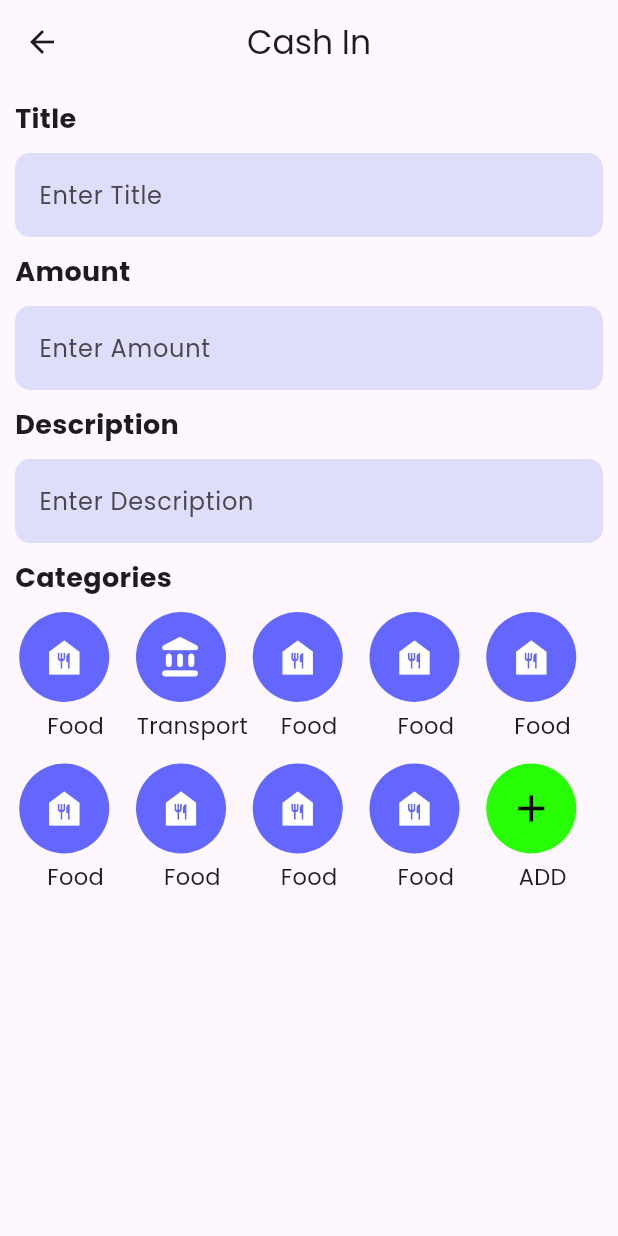
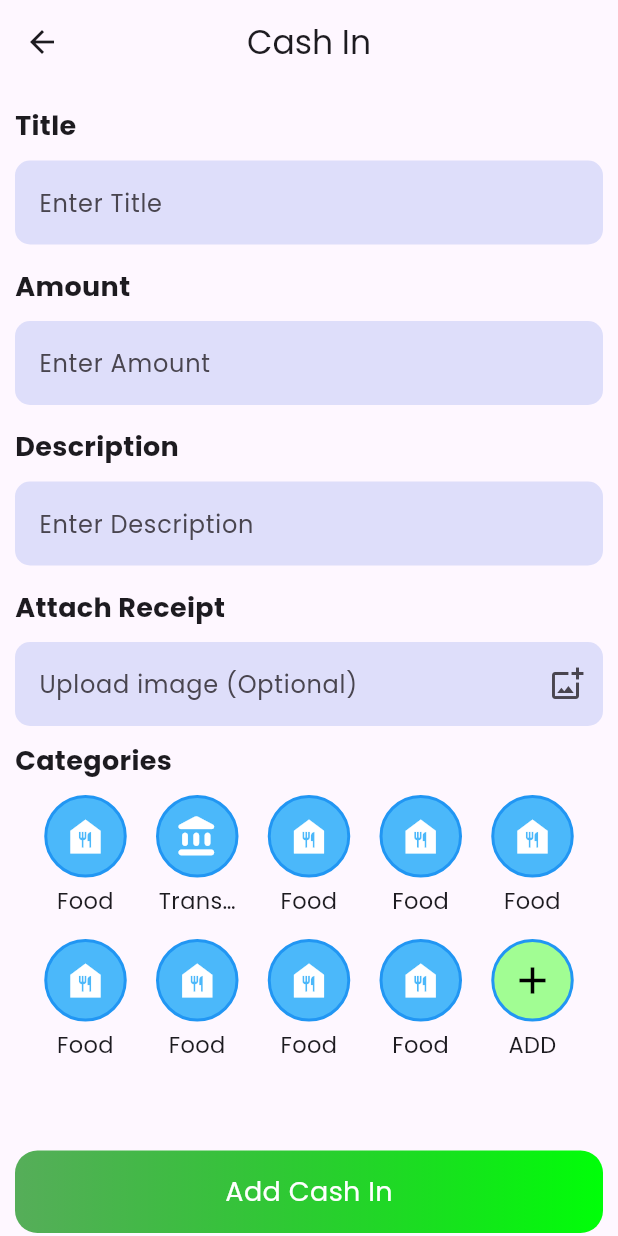
Before and after one commit to THARINDUnirmal/money-nest-flutter-app, a Flutter app: the SingleWalletScreen screen opened directly, after a tap on "+ Cash In", on a phone screen of 412 x 824 dp. Run offline on Flutter 3.47's test engine with Material 3 defaults, Android fonts, the phone set to English and light mode, and no system bars; our stand-ins replace curved_navigation_bar, flutter_svg, google_fonts, lottie.

Commit message:
add cash page ui changed

```diff
--- a/lib/view/single_screens/add_data_screen.dart
+++ b/lib/view/single_screens/add_data_screen.dart
@@ -1,71 +1,74 @@
 import 'package:flutter/material.dart';
 import 'package:new_ex_app/utils/app_constatnts.dart';
 import 'package:new_ex_app/widgets/categeory_widget.dart';
+import 'package:new_ex_app/widgets/text_form_field_widget.dart';
 
 class AddDataScreen extends StatefulWidget {
-  const AddDataScreen({super.key});
+  final bool isCashOut;
+  const AddDataScreen({super.key, required this.isCashOut});
 
   @override
   State<AddDataScreen> createState() => _AddDataScreenState();
 }
 
 class _AddDataScreenState extends State<AddDataScreen> {
+  //Form key
+  final _formKey = GlobalKey<FormState>();
+  //Text Editing Controllers
+  final TextEditingController _titleController = TextEditingController();
+  final TextEditingController _amountController = TextEditingController();
+  final TextEditingController _descriptionController = TextEditingController();
   @override
   Widget build(BuildContext context) {
     return Scaffold(
-      appBar: AppBar(title: Text("Cash In"), centerTitle: true),
-      body: Padding(
+      appBar: AppBar(
+        title: Text(widget.isCashOut ? "Cash Out" : "Cash In"),
+        centerTitle: true,
+      ),
+      body: SingleChildScrollView(
+        child: Padding(
           padding: EdgeInsets.all(AppConstatnts.appPadding),
           child: Column(
             children: [
               Form(
+                key: _formKey,
                 child: Column(
                   crossAxisAlignment: CrossAxisAlignment.start,
                   children: [
+                    TextFormFieldWidget(
+                      titleText: "Title",
+                      controller: _titleController,
+                      validator: (value) {},
+                      labelText: "Enter Title",
+                    ),
+
+                    TextFormFieldWidget(
+                      titleText: "Amount",
+                      controller: _amountController,
+                      validator: (value) {},
+                      labelText: "Enter Amount",
+                    ),
+
+                    TextFormFieldWidget(
+                      titleText: "Description",
+                      controller: _descriptionController,
+                      validator: (value) {},
+                      labelText: "Enter Description",
+                    ),
+                    SizedBox(height: 5),
                     Text(
-                    "Title",
-                    style: TextStyle(fontSize: 18, fontWeight: FontWeight.bold),
+                      "Attach Receipt",
+                      style: TextStyle(
+                        fontSize: 18,
+                        fontWeight: FontWeight.bold,
+                      ),
                     ),
                     SizedBox(height: 10),
                     TextFormField(
                       decoration: InputDecoration(
+                        suffixIcon: Icon(Icons.add_photo_alternate_outlined),
                         filled: true,
-                      labelText: "Enter Title",
-                      fillColor: Color.fromARGB(255, 222, 222, 250),
-                      border: OutlineInputBorder(
-                        borderRadius: BorderRadius.circular(10),
-                        borderSide: BorderSide.none,
-                      ),
-                    ),
-                  ),
-                  SizedBox(height: 10),
-                  Text(
-                    "Amount",
-                    style: TextStyle(fontSize: 18, fontWeight: FontWeight.bold),
-                  ),
-                  SizedBox(height: 10),
-                  TextFormField(
-                    keyboardType: TextInputType.number,
-                    decoration: InputDecoration(
-                      filled: true,
-                      labelText: "Enter Amount",
-                      fillColor: Color.fromARGB(255, 222, 222, 250),
-                      border: OutlineInputBorder(
-                        borderRadius: BorderRadius.circular(10),
-                        borderSide: BorderSide.none,
-                      ),
-                    ),
-                  ),
-                  SizedBox(height: 10),
-                  Text(
-                    "Description",
-                    style: TextStyle(fontSize: 18, fontWeight: FontWeight.bold),
-                  ),
-                  SizedBox(height: 10),
-                  TextFormField(
-                    decoration: InputDecoration(
-                      filled: true,
-                      labelText: "Enter Description",
+                        labelText: "Upload image (Optional)",
                         fillColor: Color.fromARGB(255, 222, 222, 250),
                         border: OutlineInputBorder(
                           borderRadius: BorderRadius.circular(10),
@@ -76,7 +79,10 @@ class _AddDataScreenState extends State<AddDataScreen> {
                     SizedBox(height: 10),
                     Text(
                       "Categories",
-                    style: TextStyle(fontSize: 18, fontWeight: FontWeight.bold),
+                      style: TextStyle(
+                        fontSize: 18,
+                        fontWeight: FontWeight.bold,
+                      ),
                     ),
                     SizedBox(height: 10),
                     Row(
@@ -104,13 +110,38 @@ class _AddDataScreenState extends State<AddDataScreen> {
                       ],
                     ),
 
-                  SizedBox(height: 10),
+                    SizedBox(height: 60),
+                    Container(
+                      width: double.infinity,
+                      height: 55,
+                      decoration: BoxDecoration(
+                        color: Color(0xff1d55f3),
+                        gradient: widget.isCashOut
+                            ? null
+                            : LinearGradient(
+                                colors: [
+                                  const Color.fromARGB(169, 0, 136, 5),
+                                  const Color.fromARGB(255, 0, 255, 8),
+                                ],
+                                begin: Alignment.centerLeft,
+                                end: Alignment.centerRight,
+                              ),
+                        borderRadius: BorderRadius.circular(15),
+                      ),
+                      child: Center(
+                        child: Text(
+                          widget.isCashOut ? "Add Cash Out" : "Add Cash In",
+                          style: TextStyle(fontSize: 18, color: Colors.white),
+                        ),
+                      ),
+                    ),
                   ],
                 ),
               ),
             ],
           ),
         ),
+      ),
     );
   }
 }
--- a/lib/view/single_screens/single_wallet_screen.dart
+++ b/lib/view/single_screens/single_wallet_screen.dart
@@ -133,7 +133,9 @@ class SingleWalletScreen extends StatelessWidget {
               onTap: () {
                 Navigator.push(
                   context,
-                  MaterialPageRoute(builder: (context) => AddDataScreen()),
+                  MaterialPageRoute(
+                    builder: (context) => AddDataScreen(isCashOut: false),
+                  ),
                 );
               },
               child: Container(
--- a/lib/widgets/categeory_widget.dart
+++ b/lib/widgets/categeory_widget.dart
@@ -8,17 +8,21 @@ class CategeoryWidget extends StatelessWidget {
 
   @override
   Widget build(BuildContext context) {
-    return Column(
+    return SizedBox(
+      width: 55,
+      child: Column(
+        mainAxisAlignment: MainAxisAlignment.center,
+        crossAxisAlignment: CrossAxisAlignment.center,
         children: [
           Container(
-          width: 60,
-          height: 60,
-          margin: EdgeInsets.only(right: 15),
+            width: 55,
+            height: 55,
             decoration: BoxDecoration(
+              border: Border.all(width: 2, color: Colors.blue),
               shape: BoxShape.circle,
               color: title == "ADD"
-                ? const Color.fromARGB(255, 40, 255, 7)
-                : AppColors.appBlueColor,
+                  ? const Color.fromARGB(255, 161, 253, 147)
+                  : Color(0xff4BB8FA),
             ),
             child: Icon(
               icon,
@@ -27,11 +31,17 @@ class CategeoryWidget extends StatelessWidget {
             ),
           ),
           SizedBox(height: 5),
-        Text(
+          SizedBox(
+            width: 55,
+            child: Text(
+              overflow: TextOverflow.ellipsis,
+              textAlign: TextAlign.center,
               title,
               style: TextStyle(fontSize: 15, fontWeight: FontWeight.normal),
             ),
+          ),
         ],
+      ),
     );
   }
 }
--- /dev/null
+++ b/lib/widgets/text_form_field_widget.dart
@@ -0,0 +1,45 @@
+import 'package:flutter/material.dart';
+
+class TextFormFieldWidget extends StatelessWidget {
+  final String titleText;
+  final String labelText;
+  final TextEditingController? controller;
+  final String? Function(String?)? validator;
+  const TextFormFieldWidget({
+    super.key,
+    required this.labelText,
+    this.controller,
+    this.validator,
+    required this.titleText,
+  });
+
+  @override
+  Widget build(BuildContext context) {
+    return Column(
+      crossAxisAlignment: CrossAxisAlignment.start,
+      children: [
+        SizedBox(height: 5),
+        Text(
+          titleText,
+          style: TextStyle(fontSize: 18, fontWeight: FontWeight.bold),
+        ),
+        SizedBox(height: 10),
+        TextFormField(
+          controller: controller,
+          validator: validator,
+          keyboardType: TextInputType.number,
+          decoration: InputDecoration(
+            filled: true,
+            labelText: labelText,
+            fillColor: Color.fromARGB(255, 222, 222, 250),
+            border: OutlineInputBorder(
+              borderRadius: BorderRadius.circular(10),
+              borderSide: BorderSide.none,
+            ),
+          ),
+        ),
+        SizedBox(height: 10),
+      ],
+    );
+  }
+}
--- a/pubspec.yaml
+++ b/pubspec.yaml
@@ -39,6 +39,7 @@ dependencies:
   google_fonts: ^8.1.0
   path_provider: ^2.1.5
   lottie: ^3.3.3
+  image_picker: ^1.2.2
 
 dev_dependencies:
   flutter_test:
```
Also changed, not shown: pubspec.lock, 5 other files. Lines whose indentation alone changed are shown as unchanged.
